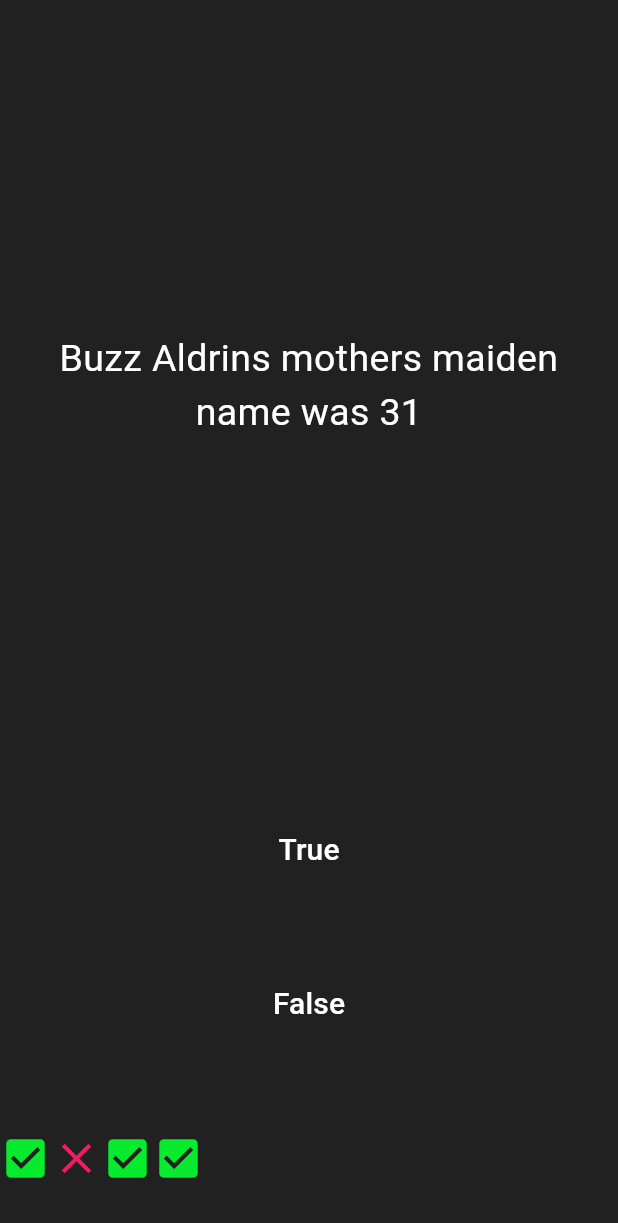
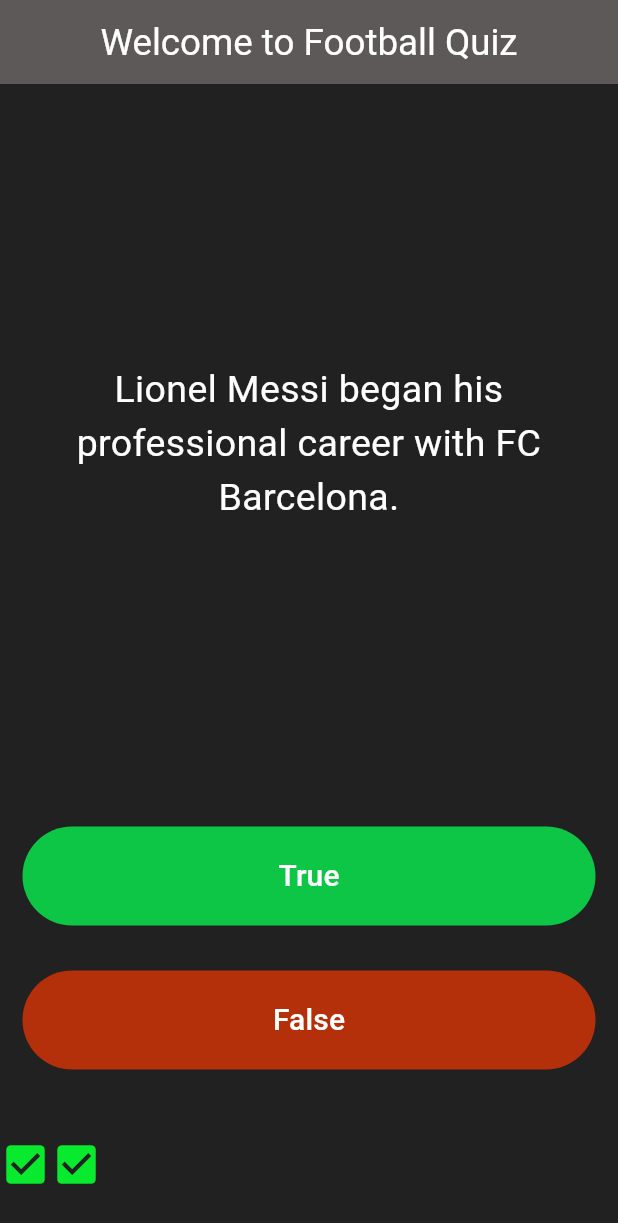
Before and after one commit to jodahe1/Flutter-Basics, a Flutter app: the screen it shows after launch, after a tap on "True", after a tap on "False", on a phone screen of 412 x 824 dp. Shown: the top 1223 px of the screen. Run offline on Flutter 3.47's test engine with Material 3 defaults, Android fonts, the light colour scheme and no system bars; our stand-ins replace rflutter_alert.

Commit message:
alert button added , make the scorekepper list scrollable incase the marks reach endo fo the screen and result can be displayed at the end

```diff
--- a/footballquiz/lib/main.dart
+++ b/footballquiz/lib/main.dart
@@ -1,9 +1,10 @@
 import 'package:flutter/material.dart';
 import 'package:footballquiz/quizbrain.dart';
+import 'package:rflutter_alert/rflutter_alert.dart';
 
 
 void main() {
-  runApp( Footballquiz());
+  runApp( MaterialApp(home: Footballquiz()));
 }
 
 class Footballquiz extends StatefulWidget {
@@ -14,19 +15,42 @@
 }
 
 class _FootballquizState extends State<Footballquiz> {
-   List<Icon> scoreKeeper = [
-      const  Icon(
+   List<Icon> scoreKeeper = [];
+
+     void checkanswer(bool useranswer)
+     {
+
+  setState(() {
+    bool currentanswer=useranswer;
+    if(currentanswer == questions.getQuestionAnswer())
+    {
+      questions.score++;
+scoreKeeper.add(
+      const Icon(
         Icons.check_box,
         color: Color.fromARGB(255, 7, 234, 45),
         size: 34.0,
       ),
+    );
+    }
+    else{
+      scoreKeeper.add(
          const Icon(
         Icons.close,
         color: Colors.pink,
         size: 34.0,
       )
-    ];
-
+    );
+    }
+ questions.nextQuestion();
+ if (questions.lastquestion())
+    {
+      Alert(context: context, title: "Finished", desc: "You Get ${questions.score} out of ${questions.questionCount}").show();
+    scoreKeeper.clear();
+    }
+  }
+  );
+     }
 
 
     QuestionBank questions=QuestionBank();
@@ -36,6 +60,14 @@
 
     return MaterialApp(
       home: Scaffold(
+        appBar: AppBar(
+          title: const Center(
+            child:  Text("Welcome to Football Quiz" ,
+            style: TextStyle(fontSize: 24.5 , color: Colors.white)
+            ),
+          ),
+backgroundColor: const Color.fromARGB(160, 130, 123, 123),
+        ),
         backgroundColor: Colors.grey.shade900,
         body: SafeArea(
             child: Column(
@@ -63,35 +95,12 @@
                   padding: const EdgeInsets.all(15.0),
                   child: TextButton(
                     onPressed: () {
-  setState(() {
-    bool currentanswer=true;
-    if(currentanswer == questions.getQuestionAnswer())
-    {
-scoreKeeper.add(
-      const Icon(
-        Icons.check_box,
-        color: Color.fromARGB(255, 7, 234, 45),
-        size: 34.0,
-      ),
-    );
-    }
-    else{
-      scoreKeeper.add(
-         const Icon(
-        Icons.close,
-        color: Colors.pink,
-        size: 34.0,
-      )
-    );
-    }
- questions.nextQuestion();
 
-  }
-  );
+                                  checkanswer(true);
                                  },
                     style: ButtonStyle(
                       backgroundColor: MaterialStateProperty.all<Color>(
-                          const Color.fromARGB(0, 12, 214, 72)),
+                          const Color.fromARGB(232, 12, 214, 73)),
                     ),
                     child: const Text(
                       'True',
@@ -113,7 +122,7 @@
                   child: TextButton(
                     style: ButtonStyle(
                       backgroundColor: MaterialStateProperty.all<Color>(
-                          const Color.fromARGB(0, 227, 56, 8)),
+                          const Color.fromARGB(233, 193, 49, 9)),
                     ),
                     child: const Text(
                       'False',
@@ -123,38 +132,17 @@
                       ),
                     ),
                            onPressed: () {
-  setState(() {
-    bool currentanswer=false;
-   if(currentanswer == questions.getQuestionAnswer())
-    {
-scoreKeeper.add(
-      const Icon(
-        Icons.check_box,
-        color: Color.fromARGB(255, 7, 234, 45),
-        size: 34.0,
-      ),
-    );
-    }
-    else{
-      scoreKeeper.add(
-         const Icon(
-        Icons.close,
-        color: Colors.pink,
-        size: 34.0,
-      )
-    );
-    }
-   questions.nextQuestion();
-
-  }
-  );
+     checkanswer(false);
                                 },
                   ),
                 ),
               ),
                Expanded(
+                 child: SingleChildScrollView(
+                      scrollDirection: Axis.horizontal,
                    child: Row(
                     children: scoreKeeper,
+                                 ),
                  ),
                )
             ])),
--- a/footballquiz/lib/quizbrain.dart
+++ b/footballquiz/lib/quizbrain.dart
@@ -2,19 +2,43 @@
 
 class QuestionBank{
    int questionNum=0;
+   int score=0;
+
   List<Question>  _questions=[
-      Question("Buzz Aldrins mothers maiden name was 1",true),
-      Question("Buzz Aldrins mothers maiden name was 21",false),
-      Question("Buzz Aldrins mothers maiden name was 31",true),
-     Question("Buzz Aldrins mothers maiden name was 41",false),
-       Question("Buzz Aldrins mothers maiden name was 51",false),
-          Question("Buzz Aldrins mothers maiden name was 61",false),
+       Question("Cristiano Ronaldo has won the FIFA Ballon d'Or award 5 times.", true),
+    Question("The current captain of the Brazilian national football team is Neymar.", false),
+    Question("Lionel Messi began his professional career with FC Barcelona.", true),
+    Question("The FIFA World Cup is held every four years.", true),
+    Question("Pele, widely regarded as one of the greatest footballers of all time, played for Santos FC.", true),
+    Question("The English Premier League is composed of 18 teams.", false),
+    Question("The UEFA Champions League is an annual competition for the top European football clubs.", true),
+    Question("The Italian Serie A is the top professional football league in Italy.", true),
+    Question("The fastest recorded shot in football history was clocked at 131 miles per hour.", false),
+    Question("The 2022 FIFA World Cup will be hosted by Qatar.", true),
+    Question("The Bundesliga is the top professional football league in Germany.", true),
+    Question("The UEFA European Championship is held every two years.", false),
+    Question("Diego Maradona represented Argentina in four FIFA World Cup tournaments.", true),
+    Question("The official mascot of the 2018 FIFA World Cup held in Russia was a wolf named Zabivaka.", true),
+    Question("The French national team won the FIFA World Cup in 2018.", true),
+    Question("The Copa America is the oldest international football tournament in the world.", true)
     ];
-
-   int nextQuestion()
+   int get questionCount => _questions.length;
+   void nextQuestion()
    {
-    return questionNum++;
+    if(questionNum < _questions.length-1)
+     { questionNum++;}
+   else
+   {lastquestion();}
    }
+bool lastquestion()
+{
+   if(questionNum == _questions.length-1)
+  {
+    questionNum=0;
+    return true;}
+  else
+ { return false;}
+}
 
   String getQuestionText() {
     return _questions[questionNum].questionText;
```
Also changed, not shown: footballquiz/pubspec.yaml (+7 -20 lines), footballquiz/pubspec.lock. Lines whose indentation alone changed are shown as unchanged.
